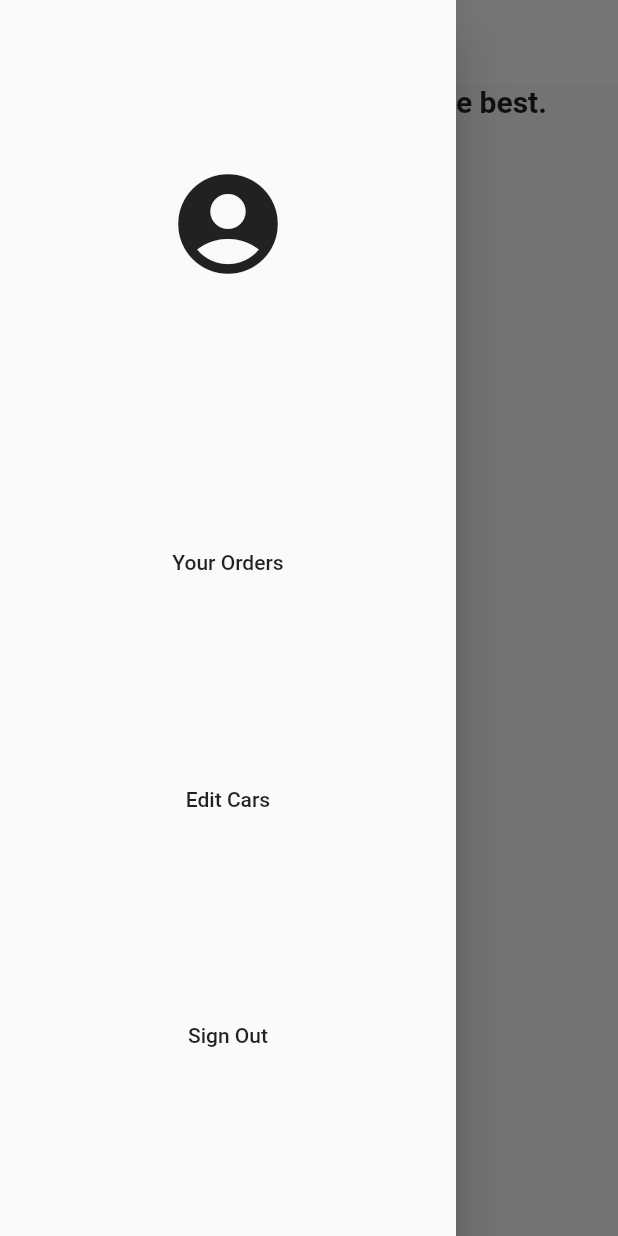
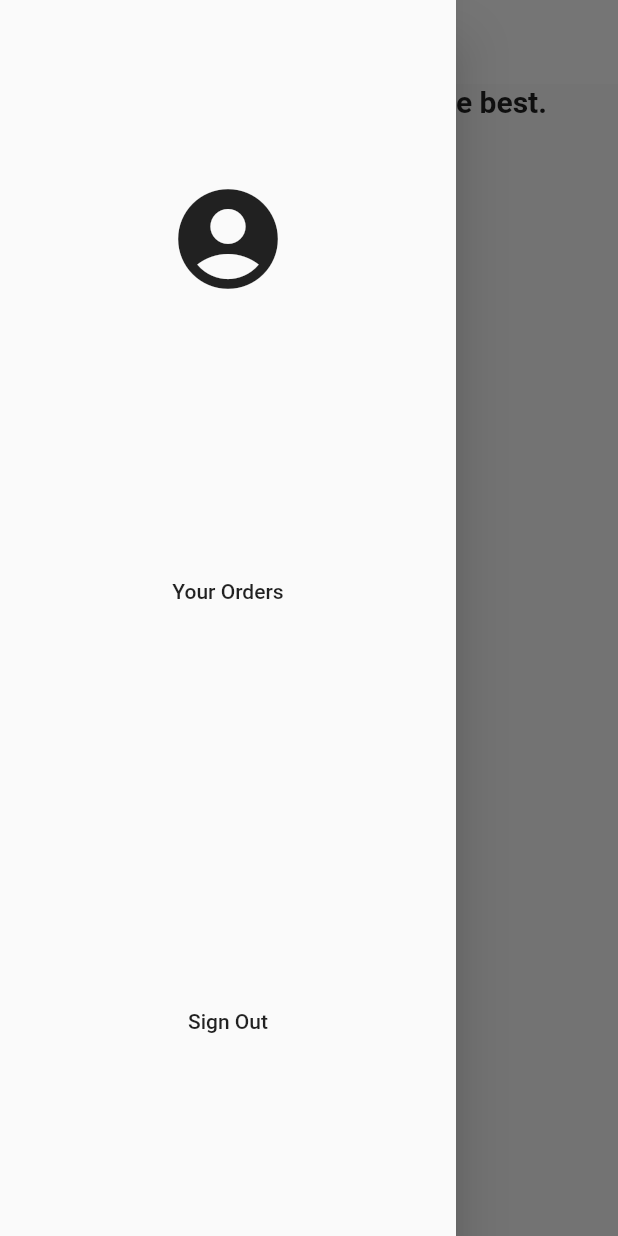
Before and after one commit to AasharWahla/car_rental, a Flutter app: the screen it shows once a user with an empty profile is signed in, with the side drawer open, on a phone screen of 412 x 824 dp. Run offline on Flutter 3.47's test engine with Material 2 defaults, Android fonts, the phone set to English and light mode, and no system bars; our stand-ins replace cloud_firestore, firebase_auth, flutter_spinkit; missing offline and left inert: rich_alert; accounts and stored records are empty.

Commit message:
Created Edit Car Screen. Added functionality to check and show edit car option if user is admin.

```diff
--- a/lib/screens/cars_list_screen.dart
+++ b/lib/screens/cars_list_screen.dart
@@ -31,16 +31,11 @@ class _CarsListState extends State<CarsList> {
     setState(() {
       isLoading = false;
     });
-    // TODO: implement didChangeDependencies
     super.didChangeDependencies();
   }
 
   @override
   Widget build(BuildContext context) {
-//    User userWithUserID = ; // userWithUserID is the user
-    // with only userID which we get listening to the stream.
-    // the active user in provider class.
-
     User activeUser = Provider.of<CurrentUser>(context).getActiveUser();
     return (isLoading)
         ? IsLoading()
@@ -74,10 +69,14 @@ class _CarsListState extends State<CarsList> {
                     },
                     child: Text('Your Orders'),
                   ),
-                  FlatButton(
-                    onPressed: () {},
-                    child: Text('Edit Cars'),
-                  ),
+                  (activeUser.userRole == 'A' || activeUser.userRole == 'a')
+                      ? FlatButton(
+                          onPressed: () {
+                            Navigator.of(context).pushNamed(EditCar.routeName);
+                          },
+                          child: Text('Edit Cars'),
+                        )
+                      : Container(),
                   FlatButton(
                     onPressed: () {
                       _auth.signOutUser();
```
Also changed, not shown: lib/screens/car_edit_screen.dart (+22 -4 lines).
